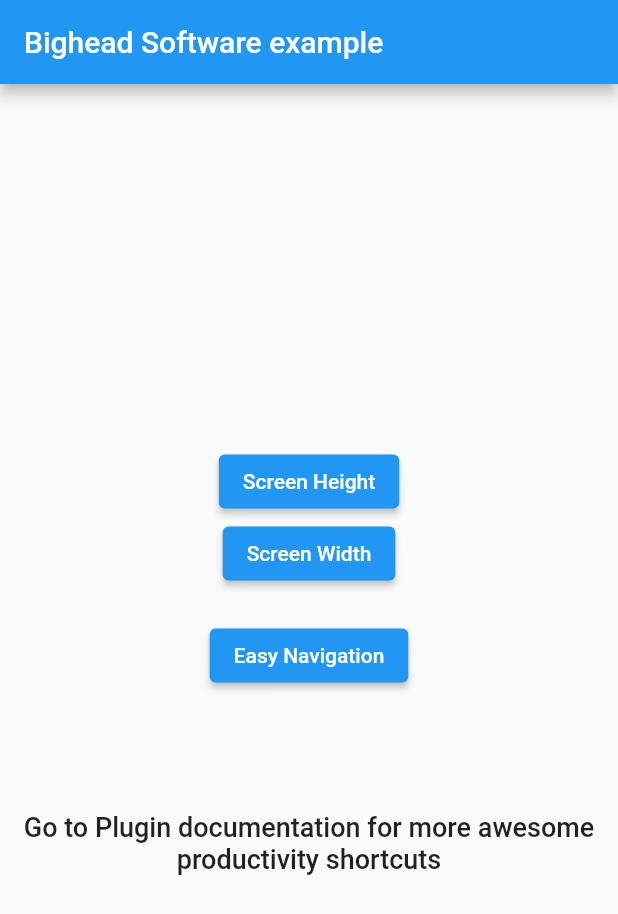
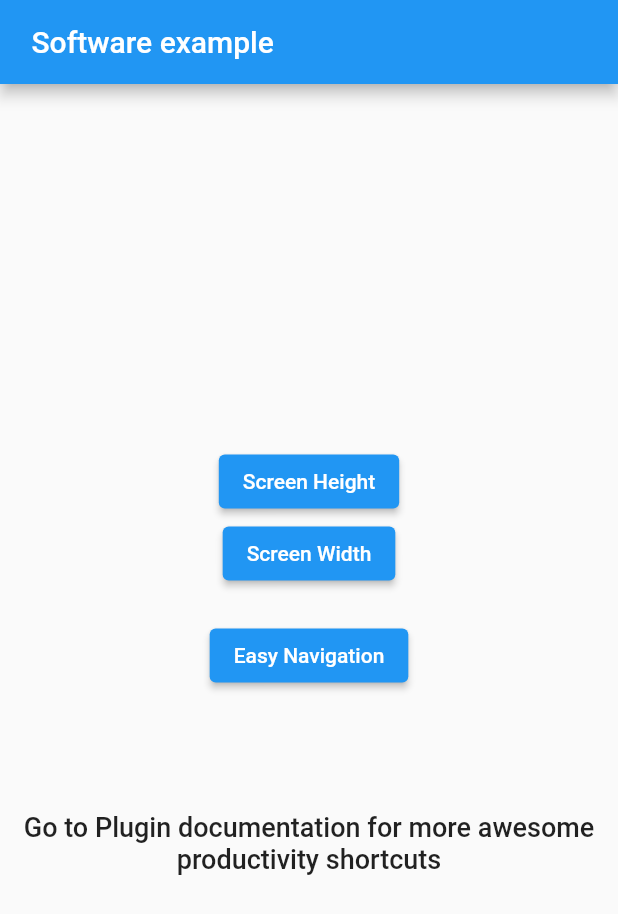
Before and after one commit to bigheadSoftwares/easy_coding_by_bhs, a Flutter app: the screen it shows after launch, on a phone screen of 412 x 824 dp. Shown: the top 914 px of the screen. Run offline on Flutter 3.47's test engine with Material 2 defaults, Android fonts, the phone set to English and light mode, and no system bars.

```diff
--- a/example/lib/main.dart
+++ b/example/lib/main.dart
@@ -9,10 +9,10 @@ class MyApp extends StatelessWidget {
   @override
   Widget build(BuildContext context) {
     return MaterialApp(
-      title: 'Bighead Software example',
+      title: 'Easy Coding example',
 
       /// To access [ThemeData] we generally use [Theme.of(context).primaryColor] or [Theme.of(context).textTheme.headline1]
-      /// This whole code can be replaced by using [BigHead.theme(context).primaryColor] or [BigHead.textTheme(context).headline1] respectively
+      /// This whole code can be replaced by using [theme(context).primaryColor] or [textTheme(context).headline1] respectively
       theme: ThemeData(
         primarySwatch: Colors.blue,
         textTheme: TextTheme(
@@ -36,35 +36,35 @@ class HomePage extends StatelessWidget {
   Widget build(BuildContext context) {
     return Scaffold(
       appBar: AppBar(
-        title: Text('Bighead Software example'),
+        title: Text(' Software example'),
       ),
       body: Center(
         child: Column(
           mainAxisAlignment: MainAxisAlignment.center,
           children: <Widget>[
-            /// No need to call [MediaQuery.of(context).size.height] use [BigHead.screenHeight(context)]
-            /// similarly for screen width use [BigHead.screenWidth(context)]
+            /// No need to call [MediaQuery.of(context).size.height] use [.screenHeight(context)]
+            /// similarly for screen width use [.screenWidth(context)]
             CustomButton(
-              onPressed: () => print(BigHead.screenHeight(context)),
+              onPressed: () => print(screenHeight(context)),
               buttonText: 'Screen Height',
             ),
             CustomButton(
-              onPressed: () => print(BigHead.screenWidth(context)),
+              onPressed: () => print(screenWidth(context)),
               buttonText: 'Screen Width',
             ),
 
-            /// to give space vertically you can use [BigHead.sizedBoxHeight(yourHeight)]
-            BigHead.sizedBoxHeight(20),
+            /// to give space vertically you can use [.sizedBoxHeight(yourHeight)]
+            sizedBoxHeight(20),
 
             /// Instead of using [Navigator.push(context,MaterialPageRoute(builder: (context)=>Screen2())] you can use [push(context,Screen2()])]
             CustomButton(
               onPressed: () => push(context, Screen2()),
               buttonText: 'Easy Navigation',
             ),
-            BigHead.sizedBoxHeight(80),
+            sizedBoxHeight(80),
             Text(
               'Go to Plugin documentation for more awesome productivity shortcuts',
-              style: BigHead.textTheme(context).bodyText1,
+              style: textTheme(context).bodyText1,
               textAlign: TextAlign.center,
               maxLines: 2,
             )
@@ -84,7 +84,7 @@ class Screen2 extends StatelessWidget {
       body: Center(
         child: Text(
           'Screen2',
-          style: BigHead.textTheme(context).headline1,
+          style: textTheme(context).headline1,
         ),
       ),
     );
--- a/lib/big_head_softwares.dart
+++ b/lib/big_head_softwares.dart
@@ -1,61 +1,63 @@
 library big_head_softwares;
+
+import 'dart:ui';
 
 import 'package:flutter/material.dart';
 
 part 'navigation.dart';
+part 'round_container.dart';
+part 'glassmorphism.dart';
+part 'capitalize.dart';
+part 'neumorphism.dart';
 
-class BigHead {
 /// [screenHeight] provides the current screen height.
-  static double screenHeight(BuildContext context) =>
-      MediaQuery.of(context).size.height;
+double screenHeight(BuildContext context) => MediaQuery.of(context).size.height;
 
 /// [screenWidth] provides the current screen width.
-  static double screenWidth(BuildContext context) =>
-      MediaQuery.of(context).size.width;
+double screenWidth(BuildContext context) => MediaQuery.of(context).size.width;
 
 /// [screenPaddingTop] provides the current screen padding from the top
-  static double screenPaddingTop(BuildContext context) =>
+double screenPaddingTop(BuildContext context) =>
     MediaQuery.of(context).padding.top;
 
 /// [screenPaddingBottom] provides the screen padding from the bottom
-  static double screenPaddingBottom(BuildContext context) =>
+double screenPaddingBottom(BuildContext context) =>
     MediaQuery.of(context).padding.bottom;
 
 /// [screenPaddingRight] provides the screen padding from the right
-  static double screenPaddingRight(BuildContext context) =>
+double screenPaddingRight(BuildContext context) =>
     MediaQuery.of(context).padding.right;
 
 /// [screenPaddingLeft] provides the screen padding from the left
-  static double screenPaddingLeft(BuildContext context) =>
+double screenPaddingLeft(BuildContext context) =>
     MediaQuery.of(context).padding.left;
 
 /// [theme] is called to access all the theme data.
 /// Note: if you want to use textTheme from in theme data prefer [textTheme]
 /// if you want to use primary color you can call [primaryColor] same as for [accentColor] and [scaffoldColor]
-  static ThemeData theme(BuildContext context) => Theme.of(context);
+ThemeData theme(BuildContext context) => Theme.of(context);
 
 /// [textTheme] this will help you to access any predefined text themes
-  static TextTheme textTheme(BuildContext context) =>
-      Theme.of(context).textTheme;
+TextTheme textTheme(BuildContext context) => Theme.of(context).textTheme;
 
 /// [primaryColor] gives access to primary color of theme
-  static Color primaryColor(BuildContext context) =>
-      Theme.of(context).primaryColor;
+Color primaryColor(BuildContext context) => Theme.of(context).primaryColor;
 
 /// [accentColor] gives access to accent color of theme
-  static Color accentColor(BuildContext context) =>
-      Theme.of(context).accentColor;
+Color accentColor(BuildContext context) => Theme.of(context).accentColor;
 
 /// [scaffoldColor] gives access to scaffold color of theme
-  static Color scaffoldColor(BuildContext context) =>
+Color scaffoldColor(BuildContext context) =>
     Theme.of(context).scaffoldBackgroundColor;
 
 /// [sizedBoxHeight] helps you to create a space between to widgets vertically just pass any double value as the parameter
 /// Note: No child widget can be provided to this sizedBoxHeight. if you want to use child widget please refer to [SizedBox]
-  static SizedBox sizedBoxHeight(double height) => SizedBox(height: height);
+SizedBox sizedBoxHeight(double height) => SizedBox(height: height);
 
 /// [sizedBoxHeight] helps you to create a space between to widgets horizontally just pass any double value as the parameter
 /// Note: No child widget can be provided to this sizedBoxWidth
 /// . if you want to use child widget please refer to [SizedBox]
-  static SizedBox sizedBoxWidth(double width) => SizedBox(width: width);
-}
+SizedBox sizedBoxWidth(double width) => SizedBox(width: width);
+
+/// [radius] helps to replace [BorderRadius.circular(double)] to [radius(double)]
+BorderRadius radius(double radius) => BorderRadius.circular(radius);
--- a/pubspec.yaml
+++ b/pubspec.yaml
@@ -1,6 +1,6 @@
 name: big_head_softwares
-description: This package helps you to write code faster and be more productive
-version: 0.0.1
+description: This package helps you to write code faster and be more productive. This package is provided by Bighead Softwares LLP feel free to use it in any manner you desire.
+version: 0.0.2
 homepage: https://github.com/bigheadSoftwares/easy_coding_by_bhs.git
 
 environment:
```
Also changed, not shown: lib/capitalize.dart (added, +7 -0 lines), lib/glassmorphism.dart (added, +44 -0 lines), lib/neumorphism.dart (added, +38 -0 lines), lib/round_container.dart (added, +116 -0 lines), example/pubspec.lock, lib/navigation.dart (line endings or trailing spaces), 42 other files. Lines whose indentation alone changed are shown as unchanged.
